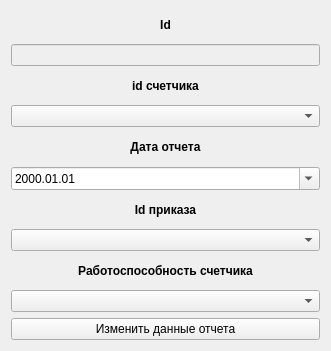
First picture: the form in izmenenieo.ui, repository AndrewKom/KursovaiBDSqlserver, before the edit.
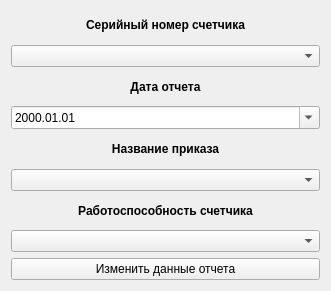
Second picture: the form after the edit.

Patch:
```diff
--- a/izmenenieo.ui
+++ b/izmenenieo.ui
@@ -7,52 +7,17 @@
     <x>0</x>
     <y>0</y>
     <width>331</width>
-    <height>351</height>
+    <height>291</height>
    </rect>
   </property>
   <property name="windowTitle">
    <string>Form</string>
   </property>
   <layout class="QGridLayout" name="gridLayout">
-   <item row="1" column="0">
-    <widget class="QLineEdit" name="lineEdit">
-     <property name="enabled">
-      <bool>false</bool>
-     </property>
-    </widget>
-   </item>
    <item row="7" column="0">
-    <widget class="QComboBox" name="comboBox_2"/>
-   </item>
-   <item row="6" column="0">
-    <widget class="QLabel" name="label_4">
-     <property name="font">
-      <font>
-       <bold>true</bold>
-      </font>
-     </property>
-     <property name="text">
-      <string>Id приказа</string>
-     </property>
-     <property name="alignment">
-      <set>Qt::AlignCenter</set>
-     </property>
-    </widget>
-   </item>
-   <item row="3" column="0">
-    <widget class="QComboBox" name="comboBox"/>
-   </item>
-   <item row="10" column="0">
-    <widget class="QPushButton" name="pushButton">
-     <property name="text">
-      <string>Изменить данные отчета</string>
-     </property>
-    </widget>
-   </item>
-   <item row="9" column="0">
     <widget class="QComboBox" name="comboBox_3"/>
    </item>
-   <item row="5" column="0">
+   <item row="3" column="0">
     <widget class="QDateEdit" name="dateEdit">
      <property name="displayFormat">
       <string>yyyy.MM.dd</string>
@@ -62,52 +27,17 @@
      </property>
     </widget>
    </item>
-   <item row="2" column="0">
-    <widget class="QLabel" name="label_2">
-     <property name="font">
-      <font>
-       <bold>true</bold>
-      </font>
-     </property>
-     <property name="text">
-      <string>id счетчика</string>
-     </property>
-     <property name="alignment">
-      <set>Qt::AlignCenter</set>
-     </property>
-    </widget>
-   </item>
-   <item row="0" column="0">
-    <widget class="QLabel" name="label">
-     <property name="font">
-      <font>
-       <bold>true</bold>
-      </font>
-     </property>
-     <property name="text">
-      <string>Id</string>
-     </property>
-     <property name="alignment">
-      <set>Qt::AlignCenter</set>
-     </property>
-    </widget>
-   </item>
-   <item row="4" column="0">
-    <widget class="QLabel" name="label_3">
-     <property name="font">
-      <font>
-       <bold>true</bold>
-      </font>
-     </property>
-     <property name="text">
-      <string>Дата отчета</string>
-     </property>
-     <property name="alignment">
-      <set>Qt::AlignCenter</set>
-     </property>
-    </widget>
-   </item>
    <item row="8" column="0">
+    <widget class="QPushButton" name="pushButton">
+     <property name="text">
+      <string>Изменить данные отчета</string>
+     </property>
+    </widget>
+   </item>
+   <item row="5" column="0">
+    <widget class="QComboBox" name="comboBox_2"/>
+   </item>
+   <item row="6" column="0">
     <widget class="QLabel" name="label_5">
      <property name="font">
       <font>
@@ -122,6 +52,54 @@
      </property>
     </widget>
    </item>
+   <item row="1" column="0">
+    <widget class="QComboBox" name="comboBox"/>
+   </item>
+   <item row="4" column="0">
+    <widget class="QLabel" name="label_4">
+     <property name="font">
+      <font>
+       <bold>true</bold>
+      </font>
+     </property>
+     <property name="text">
+      <string>Название приказа</string>
+     </property>
+     <property name="alignment">
+      <set>Qt::AlignCenter</set>
+     </property>
+    </widget>
+   </item>
+   <item row="2" column="0">
+    <widget class="QLabel" name="label_3">
+     <property name="font">
+      <font>
+       <bold>true</bold>
+      </font>
+     </property>
+     <property name="text">
+      <string>Дата отчета</string>
+     </property>
+     <property name="alignment">
+      <set>Qt::AlignCenter</set>
+     </property>
+    </widget>
+   </item>
+   <item row="0" column="0">
+    <widget class="QLabel" name="label_2">
+     <property name="font">
+      <font>
+       <bold>true</bold>
+      </font>
+     </property>
+     <property name="text">
+      <string>Cерийный номер счетчика</string>
+     </property>
+     <property name="alignment">
+      <set>Qt::AlignCenter</set>
+     </property>
+    </widget>
+   </item>
   </layout>
  </widget>
  <resources/>
```
